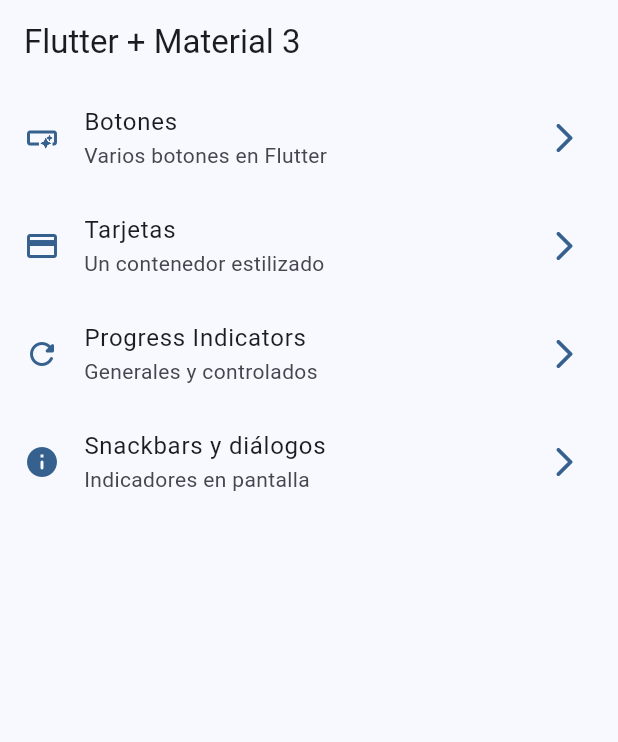
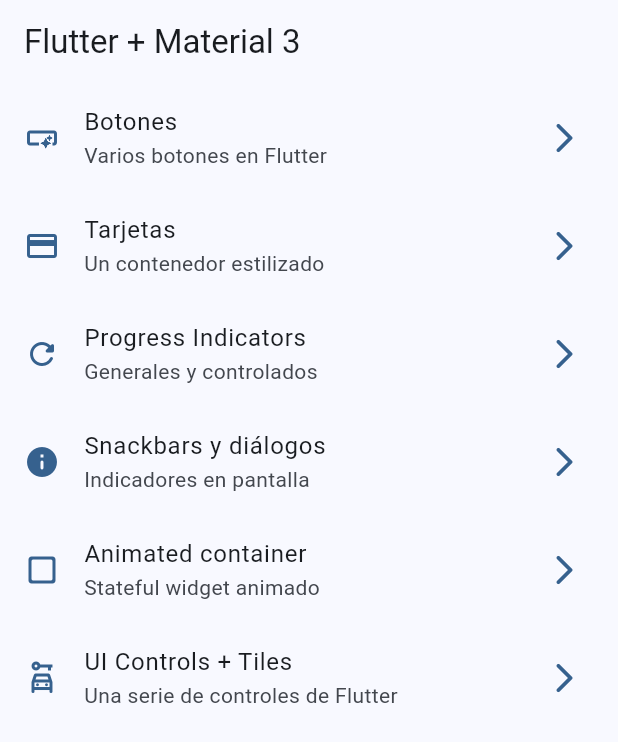
Before and after one commit to anagabriela9/widgets_app, a Flutter app: the screen it shows after launch, on a phone screen of 412 x 824 dp. Shown: the top 742 px of the screen. Run offline on Flutter 3.47's test engine with Material 3 defaults, Android fonts, the phone set to English and light mode, and no system bars; our stand-ins replace go_router.

```diff
--- a/lib/config/menu/menu_items.dart
+++ b/lib/config/menu/menu_items.dart
@@ -50,4 +50,18 @@ const appMenuItems = <MenuItem>[
     icon: Icons.info_rounded
   ),
 
+  MenuItem(
+    title: 'Animated container ',
+    subTitle: 'Stateful widget animado ',
+    link: '/animated',
+    icon: Icons.check_box_outline_blank_rounded
+  ),
+
+  MenuItem(
+    title: 'UI Controls + Tiles ',
+    subTitle: 'Una serie de controles de Flutter',
+    link: '/ui-controls',
+    icon: Icons.car_rental_outlined
+  ),
+
 ];
--- a/lib/config/router/app_router.dart
+++ b/lib/config/router/app_router.dart
@@ -36,6 +36,18 @@ final appRouter = GoRouter(
       builder: (context, state) => const SnackbarScreen(),
     ),
 
+    GoRoute(
+      path: '/animated',
+      name: AnimatedScreen.name,
+      builder: (context, state) => const AnimatedScreen(),
+    ),
+
+    GoRoute(
+      path: '/ui-controls',
+      name: UiControlsScreen.name,
+      builder: (context, state) => const UiControlsScreen(),
+    ),
+
 
 
   ],
```
Also changed, not shown: lib/presentation/screens/animated/animated_screen.dart (+54 -2 lines), lib/presentation/screens/ui_controls/ui_controls_screen.dart (+107 -2 lines).
